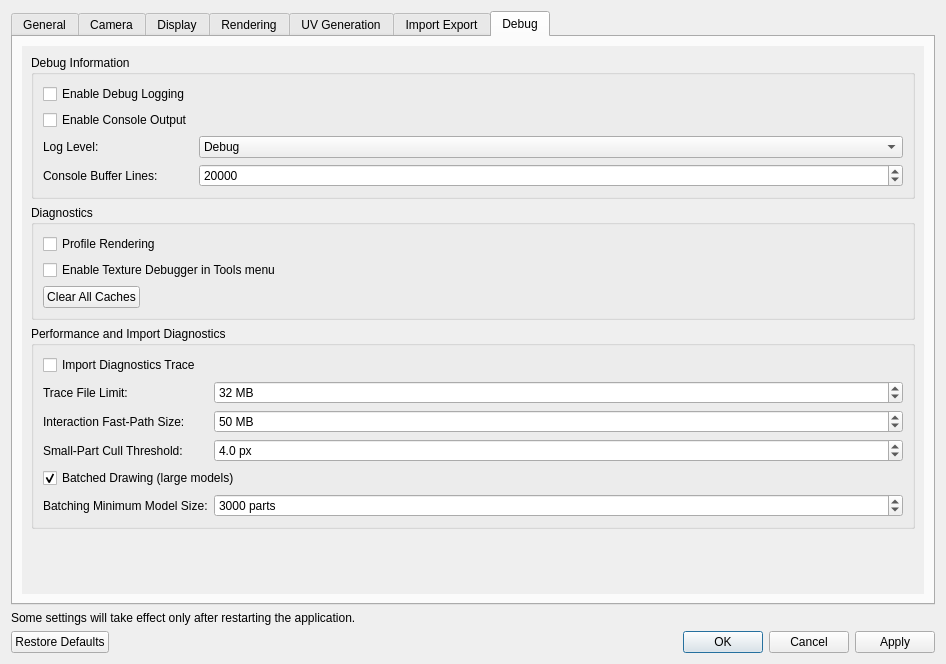
Before: the Qt Designer form ui/App/SettingsDialog.ui in sharjith/ModelViewer-Qt, drawn with Qt 5.
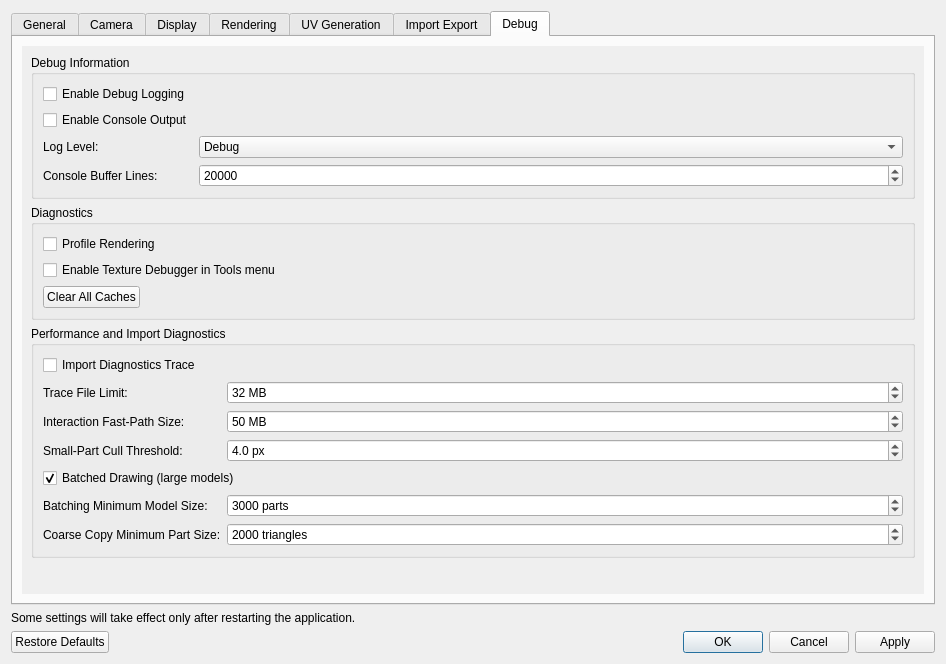
After: the same form once the commit is applied. The open tabs and pages were chosen to show the change.

Commit message: Settings: expose lodMinTriangles (coarse copy minimum part size) in the Debug tab

The edit to the form file:
```diff
--- a/ui/App/SettingsDialog.ui
+++ b/ui/App/SettingsDialog.ui
@@ -2555,6 +2555,41 @@
             </property>
            </widget>
           </item>
+          <item row="6" column="0">
+           <widget class="QLabel" name="lodMinTrianglesLabel">
+            <property name="text">
+             <string>Coarse Copy Minimum Part Size:</string>
+            </property>
+           </widget>
+          </item>
+          <item row="6" column="1">
+           <widget class="QSpinBox" name="lodMinTrianglesSpinBox">
+            <property name="toolTip">
+             <string>Parts with at least this many triangles get a
+coarser copy, drawn while the camera moves on a
+large model (above the Interaction Fast-Path Size).
+Smaller parts always draw at full detail. Lower values
+speed up interaction on huge models but lengthen
+loading and use more memory. Applies to models
+loaded after restarting the application.</string>
+            </property>
+            <property name="suffix">
+             <string> triangles</string>
+            </property>
+            <property name="minimum">
+             <number>300</number>
+            </property>
+            <property name="maximum">
+             <number>1000000</number>
+            </property>
+            <property name="singleStep">
+             <number>500</number>
+            </property>
+            <property name="value">
+             <number>2000</number>
+            </property>
+           </widget>
+          </item>
          </layout>
         </widget>
        </item>
```
Left out of the diff: 1 changed line with no effect on the pictures. The commit also changes 1 other file.
